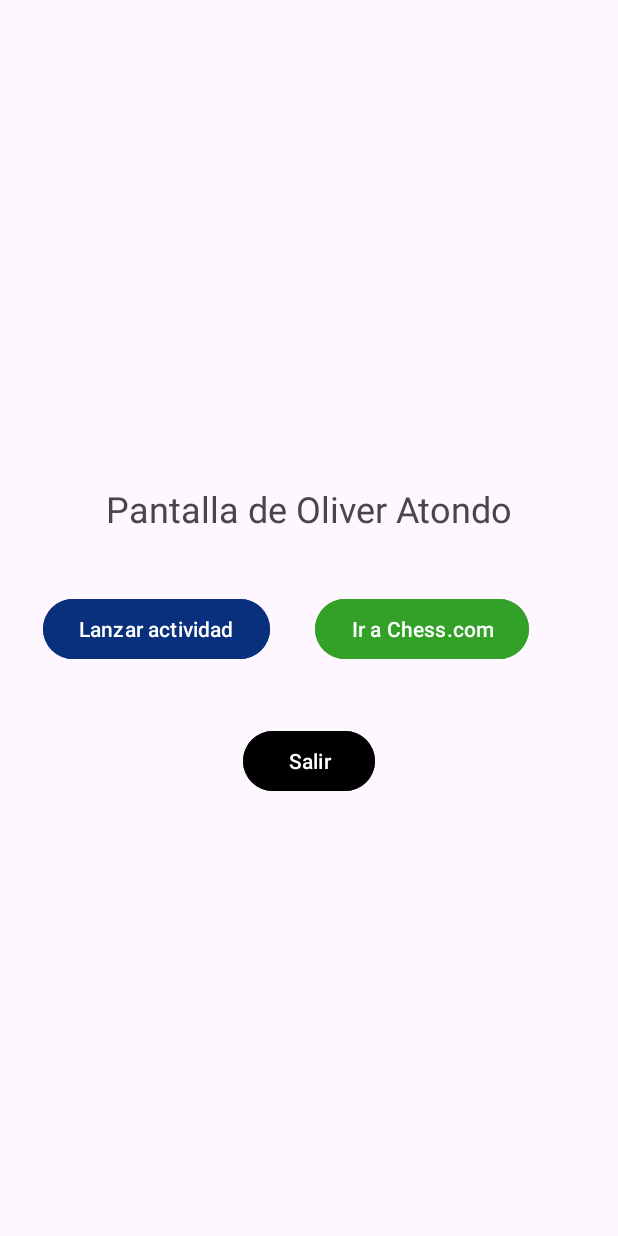
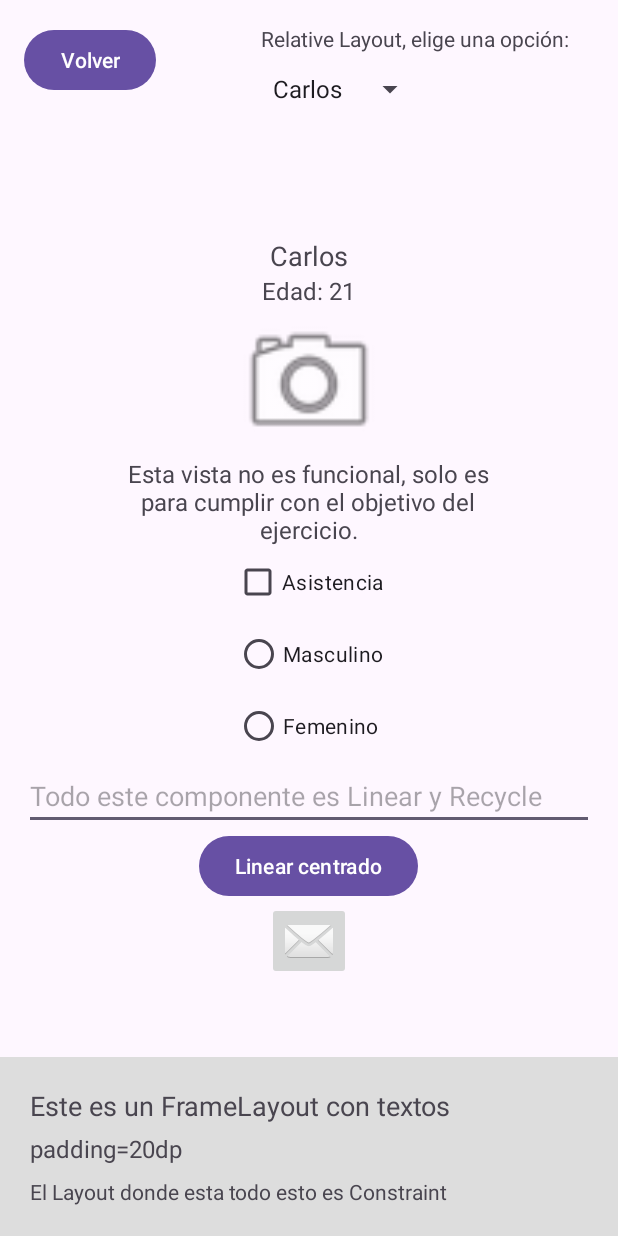
Before and after one commit to Oliver-Atondo/Equipo2Android, an Android app: the screen it shows after launch (InitialActivityOAG before the commit, Excercise2Oliver after it), after a tap on "Atondo Gastelum Oliver Daniel", on a phone screen of 412 x 824 dp. Run offline under Robolectric (Android 15) with nearby library versions, the phone set to English and light mode, and no system bars.

Commit message:
Ejercicio 2: Oliver Atondo

```diff
--- a/app/src/main/java/com/desswapp/module4eqp2/HomeActivity.kt
+++ b/app/src/main/java/com/desswapp/module4eqp2/HomeActivity.kt
@@ -9,8 +9,9 @@ import androidx.core.view.ViewCompat
 import androidx.core.view.WindowInsetsCompat
 import com.desswapp.module4eqp2.excercise.home.edgarmichaelperezvaldez.InitialActivityEMPV
 import com.desswapp.module4eqp2.excercise.home.fernando_hernandez.InitialActivityFHC
-import com.desswapp.module4eqp2.excercise.home.oliver_atondo.InitialActivityOAG
+import com.desswapp.module4eqp2.excercise.home.oliver_atondo.excersice1.InitialActivityOAG
 import com.desswapp.module4eqp2.excercise.home.allison_olvera.InitialActivityAMOM
+import com.desswapp.module4eqp2.excercise.home.oliver_atondo.excercise2.Excercise2Oliver
 
 class HomeActivity : AppCompatActivity() {
     override fun onCreate(savedInstanceState: Bundle?) {
@@ -35,7 +36,7 @@ class HomeActivity : AppCompatActivity() {
         }
 
         btnMember2.setOnClickListener { // Atondo Gastelum Oliver Daniel
-            val intent = Intent(this, InitialActivityOAG::class.java)
+            val intent = Intent(this, Excercise2Oliver::class.java)
             startActivity(intent)
         }
 
--- /dev/null
+++ b/app/src/main/java/com/desswapp/module4eqp2/excercise/home/oliver_atondo/excercise2/Excercise2Oliver.kt
@@ -0,0 +1,57 @@
+package com.desswapp.module4eqp2.excercise.home.oliver_atondo.excercise2
+
+import android.os.Bundle
+import android.view.View
+import android.widget.AdapterView
+import android.widget.ArrayAdapter
+import android.widget.Button
+import android.widget.Spinner
+import androidx.appcompat.app.AppCompatActivity
+import androidx.recyclerview.widget.LinearLayoutManager
+import androidx.recyclerview.widget.RecyclerView
+import com.desswapp.module4eqp2.R
+import com.desswapp.module4eqp2.excercise.home.oliver_atondo.excercise2.recycle.AlumnoAdapter
+import com.desswapp.module4eqp2.excercise.home.oliver_atondo.excercise2.recycle.AlumnoEntity
+
+class Excercise2Oliver : AppCompatActivity() {
+
+    lateinit var spinnerAlumnos: Spinner
+    lateinit var rvAlumno: RecyclerView
+    lateinit var adapter: AlumnoAdapter
+    lateinit var listaAlumnos: List<AlumnoEntity>
+
+    override fun onCreate(savedInstanceState: Bundle?) {
+        super.onCreate(savedInstanceState)
+        setContentView(R.layout.activity_recyclerview)
+
+        val btnVolver = findViewById<Button>(R.id.btnVolver)
+        spinnerAlumnos = findViewById(R.id.spinnerAlumnos)
+        rvAlumno = findViewById(R.id.rvAlumno)
+
+        listaAlumnos = listOf(
+            AlumnoEntity("Carlos", 21, android.R.drawable.ic_menu_camera, "Masculino"),
+            AlumnoEntity("Ana", 20, android.R.drawable.ic_menu_gallery,  "Femenino"),
+            AlumnoEntity("Luis", 22, android.R.drawable.ic_menu_manage,  "Masculino")
+        )
+
+        val nombresAlumnos = listaAlumnos.map { it.nombre }
+        val spinnerAdapter = ArrayAdapter(this, android.R.layout.simple_spinner_dropdown_item, nombresAlumnos)
+        spinnerAlumnos.adapter = spinnerAdapter
+
+        adapter = AlumnoAdapter(listOf(listaAlumnos.first()))
+        rvAlumno.adapter = adapter
+        rvAlumno.layoutManager = LinearLayoutManager(this)
+
+        spinnerAlumnos.onItemSelectedListener = object : AdapterView.OnItemSelectedListener {
+            override fun onItemSelected(parent: AdapterView<*>?, view: View?, position: Int, id: Long) {
+                adapter.updateData(listOf(listaAlumnos[position]))
+            }
+
+            override fun onNothingSelected(parent: AdapterView<*>?) {}
+        }
+
+        btnVolver.setOnClickListener {
+            finish()
+        }
+    }
+}
--- /dev/null
+++ b/app/src/main/java/com/desswapp/module4eqp2/excercise/home/oliver_atondo/excercise2/recycle/AlumnoAdapter.kt
@@ -0,0 +1,40 @@
+package com.desswapp.module4eqp2.excercise.home.oliver_atondo.excercise2.recycle
+
+import android.view.LayoutInflater
+import android.view.View
+import android.view.ViewGroup
+import android.widget.*
+import androidx.recyclerview.widget.RecyclerView
+import com.desswapp.module4eqp2.R
+
+class AlumnoAdapter(private var listaAlumnos: List<AlumnoEntity>) :
+    RecyclerView.Adapter<AlumnoAdapter.AlumnoViewHolder>() {
+
+    class AlumnoViewHolder(view: View) : RecyclerView.ViewHolder(view) {
+        val tvNombre: TextView = view.findViewById(R.id.tvNombre)
+        val tvEdad: TextView = view.findViewById(R.id.tvEdad)
+        val ivFoto: ImageView = view.findViewById(R.id.ivFoto)
+
+        fun bind(alumno: AlumnoEntity) {
+            tvNombre.text = alumno.nombre
+            tvEdad.text = "Edad: ${alumno.edad}"
+            ivFoto.setImageResource(alumno.foto)
+        }
+    }
+
+    override fun onCreateViewHolder(parent: ViewGroup, viewType: Int): AlumnoViewHolder {
+        val view = LayoutInflater.from(parent.context).inflate(R.layout.item_alumno, parent, false)
+        return AlumnoViewHolder(view)
+    }
+
+    override fun onBindViewHolder(holder: AlumnoViewHolder, position: Int) {
+        holder.bind(listaAlumnos[position])
+    }
+
+    override fun getItemCount(): Int = listaAlumnos.size
+
+    fun updateData(newData: List<AlumnoEntity>) {
+        listaAlumnos = newData
+        notifyDataSetChanged()
+    }
+}
--- /dev/null
+++ b/app/src/main/java/com/desswapp/module4eqp2/excercise/home/oliver_atondo/excercise2/recycle/AlumnoEntity.kt
@@ -0,0 +1,8 @@
+package com.desswapp.module4eqp2.excercise.home.oliver_atondo.excercise2.recycle
+
+data class AlumnoEntity(
+    val nombre: String,
+    val edad: Int,
+    val foto: Int,
+    val genero: String,
+)
--- a/app/src/main/java/com/desswapp/module4eqp2/excercise/home/oliver_atondo/InitialActivityOAG.kt
+++ b/app/src/main/java/com/desswapp/module4eqp2/excercise/home/oliver_atondo/excersice1/InitialActivityOAG.kt
@@ -1,4 +1,4 @@
-package com.desswapp.module4eqp2.excercise.home.oliver_atondo
+package com.desswapp.module4eqp2.excercise.home.oliver_atondo.excersice1
 
 import android.content.Intent
 import android.net.Uri
--- a/app/src/main/java/com/desswapp/module4eqp2/excercise/home/oliver_atondo/SecondActivityOAG.kt
+++ b/app/src/main/java/com/desswapp/module4eqp2/excercise/home/oliver_atondo/excersice1/SecondActivityOAG.kt
@@ -1,4 +1,4 @@
-package com.desswapp.module4eqp2.excercise.home.oliver_atondo
+package com.desswapp.module4eqp2.excercise.home.oliver_atondo.excersice1
 
 import android.content.Intent
 import android.os.Bundle
--- a/app/src/main/res/layout/activity_initial_oag.xml
+++ b/app/src/main/res/layout/activity_initial_oag.xml
@@ -1,11 +1,10 @@
 <?xml version="1.0" encoding="utf-8"?>
 <androidx.constraintlayout.widget.ConstraintLayout xmlns:android="http://schemas.android.com/apk/res/android"
-    xmlns:app="http://schemas.android.com/apk/res-auto"
     xmlns:tools="http://schemas.android.com/tools"
     android:id="@+id/main"
     android:layout_width="match_parent"
     android:layout_height="match_parent"
-    tools:context=".excercise.home.oliver_atondo.InitialActivityOAG">
+    tools:context=".excercise.home.oliver_atondo.excersice1.InitialActivityOAG">
 
     <LinearLayout
         android:layout_width="match_parent"
--- /dev/null
+++ b/app/src/main/res/layout/activity_recyclerview.xml
@@ -0,0 +1,88 @@
+<?xml version="1.0" encoding="utf-8"?>
+<androidx.constraintlayout.widget.ConstraintLayout
+    xmlns:android="http://schemas.android.com/apk/res/android"
+    xmlns:app="http://schemas.android.com/apk/res-auto"
+    xmlns:tools="http://schemas.android.com/tools"
+    android:layout_width="match_parent"
+    android:layout_height="match_parent"
+    tools:context=".excercise.home.oliver_atondo.excercise2.Excercise2Oliver">
+
+    <!-- RelativeLayout -->
+    <RelativeLayout
+        android:id="@+id/relativeLayoutHeader"
+        android:layout_width="match_parent"
+        android:layout_height="wrap_content"
+        android:padding="16dp"
+        app:layout_constraintTop_toTopOf="parent"
+        app:layout_constraintStart_toStartOf="parent"
+        app:layout_constraintEnd_toEndOf="parent">
+
+        <TextView
+            android:id="@+id/textoSuperior"
+            android:layout_width="wrap_content"
+            android:layout_height="wrap_content"
+            android:text="Relative Layout, elige una opción:"
+            android:layout_toEndOf="@id/btnVolver"
+            android:layout_marginStart="70dp"/>
+            />
+
+        <Button
+            android:id="@+id/btnVolver"
+            android:layout_width="wrap_content"
+            android:layout_height="wrap_content"
+            android:text="Volver"
+            android:layout_alignParentStart="true"/>
+
+        <Spinner
+            android:id="@+id/spinnerAlumnos"
+            android:layout_width="wrap_content"
+            android:layout_height="wrap_content"
+            android:layout_toEndOf="@id/btnVolver"
+            android:layout_marginStart="70dp"
+            android:layout_below="@id/textoSuperior"/>
+    </RelativeLayout>
+
+    <!-- RecyclerView -->
+    <androidx.recyclerview.widget.RecyclerView
+        android:id="@+id/rvAlumno"
+        android:layout_width="0dp"
+        android:layout_height="0dp"
+        app:layout_constraintTop_toBottomOf="@id/relativeLayoutHeader"
+        app:layout_constraintStart_toStartOf="parent"
+        app:layout_constraintEnd_toEndOf="parent"
+        app:layout_constraintBottom_toTopOf="@id/frameLayoutTexto"
+        android:layout_marginTop="8dp"/>
+
+    <!-- FrameLayout -->
+    <FrameLayout
+        android:id="@+id/frameLayoutTexto"
+        android:layout_width="0dp"
+        android:layout_height="wrap_content"
+        android:background="#DDDDDD"
+        android:padding="20dp"
+        app:layout_constraintBottom_toBottomOf="parent"
+        app:layout_constraintStart_toStartOf="parent"
+        app:layout_constraintEnd_toEndOf="parent">
+
+        <TextView
+            android:layout_width="wrap_content"
+            android:layout_height="wrap_content"
+            android:text="Este es un FrameLayout con textos"
+            android:textSize="18sp"/>
+
+        <TextView
+            android:layout_width="wrap_content"
+            android:layout_height="wrap_content"
+            android:text="padding=20dp"
+            android:textSize="16sp"
+            android:layout_marginTop="30dp"/>
+
+        <TextView
+            android:layout_width="wrap_content"
+            android:layout_height="wrap_content"
+            android:text="El Layout donde esta todo esto es Constraint"
+            android:textSize="14sp"
+            android:layout_marginTop="60dp"/>
+    </FrameLayout>
+
+</androidx.constraintlayout.widget.ConstraintLayout>
--- a/app/src/main/res/layout/activity_second_oag.xml
+++ b/app/src/main/res/layout/activity_second_oag.xml
@@ -5,7 +5,7 @@
     android:id="@+id/main"
     android:layout_width="match_parent"
     android:layout_height="match_parent"
-    tools:context=".excercise.home.oliver_atondo.SecondActivityOAG">
+    tools:context=".excercise.home.oliver_atondo.excersice1.SecondActivityOAG">
 
     <LinearLayout
         android:layout_width="match_parent"
--- /dev/null
+++ b/app/src/main/res/layout/item_alumno.xml
@@ -0,0 +1,78 @@
+<?xml version="1.0" encoding="utf-8"?>
+<LinearLayout xmlns:android="http://schemas.android.com/apk/res/android"
+    android:layout_width="match_parent"
+    android:layout_height="match_parent"
+    android:orientation="vertical"
+    android:padding="16dp"
+    android:gravity="center">
+
+    <TextView
+        android:id="@+id/tvNombre"
+        android:layout_width="wrap_content"
+        android:layout_height="wrap_content"
+        android:text="Nombre"
+        android:textSize="18sp" />
+
+    <TextView
+        android:id="@+id/tvEdad"
+        android:layout_width="wrap_content"
+        android:layout_height="wrap_content"
+        android:text="Edad"
+        android:textSize="16sp" />
+
+    <ImageView
+        android:id="@+id/ivFoto"
+        android:layout_width="100dp"
+        android:layout_height="100dp"
+        android:src="@drawable/ic_launcher_foreground" />
+
+    <TextView
+        android:id="@+id/disclaimer"
+        android:layout_width="259dp"
+        android:layout_height="wrap_content"
+        android:text="Esta vista no es funcional, solo es para cumplir con el objetivo del ejercicio."
+        android:textSize="16sp"
+        android:textAlignment="center"/>
+
+    <CheckBox
+        android:id="@+id/cbAsistencia"
+        android:layout_width="wrap_content"
+        android:layout_height="wrap_content"
+        android:text="Asistencia" />
+
+    <RadioGroup
+        android:layout_width="wrap_content"
+        android:layout_height="wrap_content">
+        <RadioButton
+            android:id="@+id/rbMasculino"
+            android:layout_width="wrap_content"
+            android:layout_height="wrap_content"
+            android:text="Masculino" />
+        <RadioButton
+            android:id="@+id/rbFemenino"
+            android:layout_width="wrap_content"
+            android:layout_height="wrap_content"
+            android:text="Femenino" />
+    </RadioGroup>
+
+
+    <EditText
+        android:id="@+id/etComentario"
+        android:layout_width="match_parent"
+        android:layout_height="wrap_content"
+        android:hint="Todo este componente es Linear y Recycle" />
+
+    <Button
+        android:id="@+id/btnGuardar"
+        android:layout_width="wrap_content"
+        android:layout_height="wrap_content"
+        android:text="Linear centrado" />
+
+    <ImageButton
+        android:id="@+id/ibMensaje"
+        android:layout_width="wrap_content"
+        android:layout_height="wrap_content"
+        android:src="@android:drawable/ic_dialog_email"
+        android:contentDescription="Enviar mensaje" />
+
+</LinearLayout>
```
Also changed, not shown: app/src/main/AndroidManifest.xml (+7 -4 lines).
